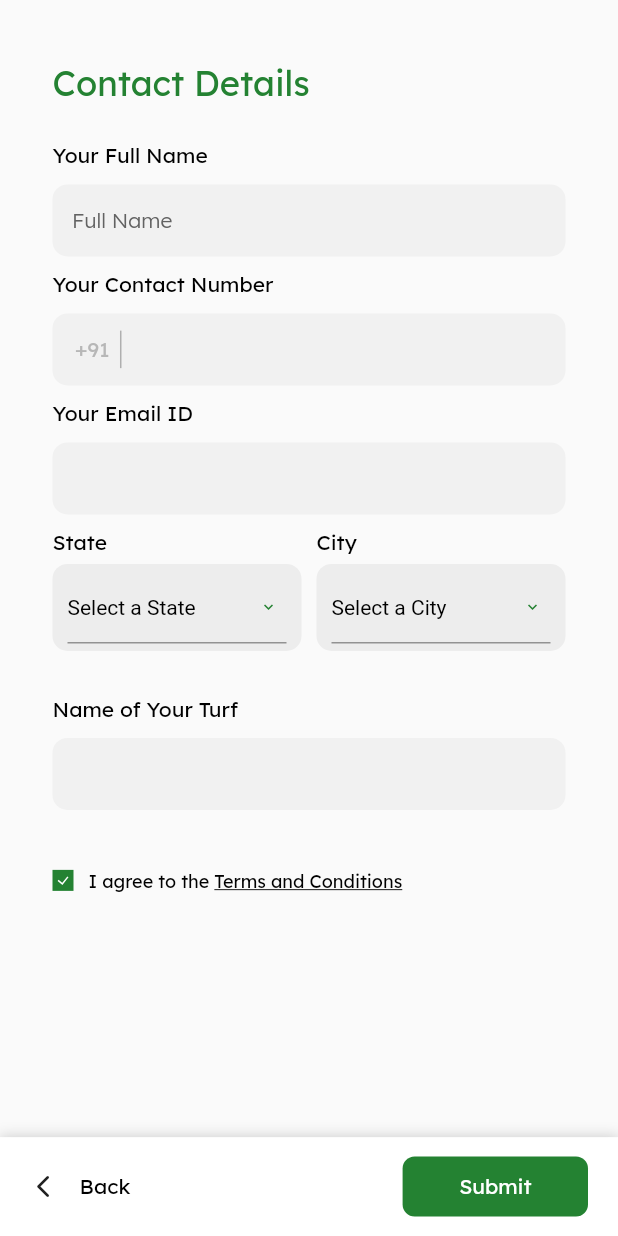
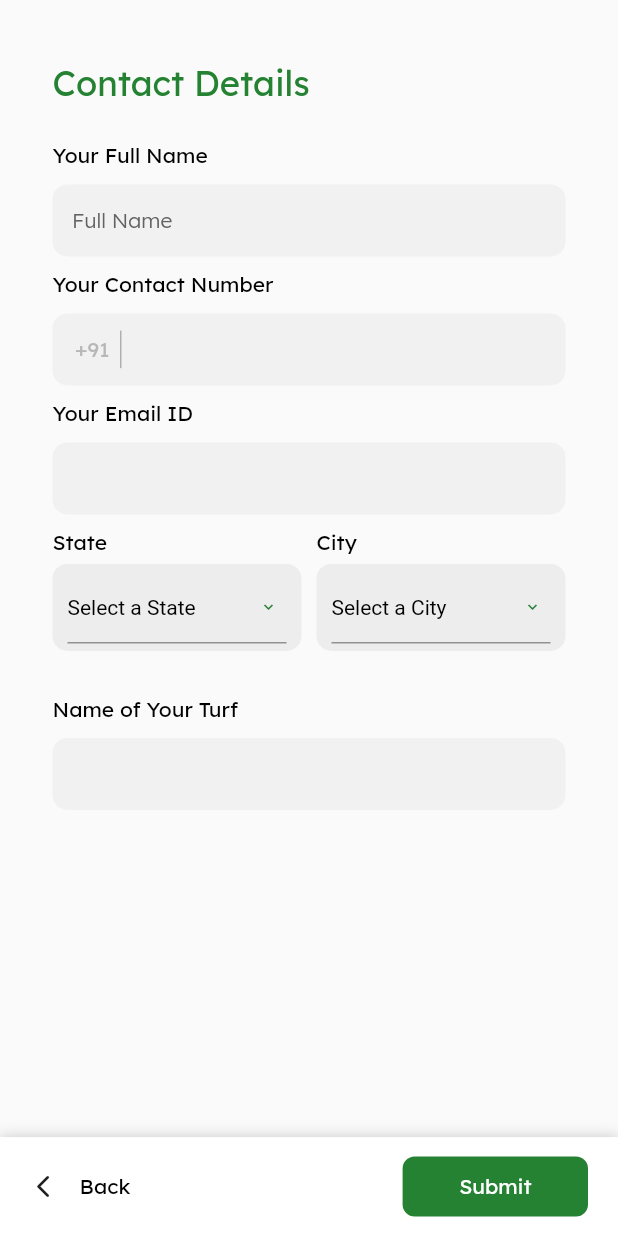
Before and after one commit to smit-mist/Huddle-Score, a Flutter app: the FillYourDetailsTurf screen opened directly, on a phone screen of 412 x 824 dp. Run offline on Flutter 3.47's test engine with Material 2 defaults, Android fonts, the phone set to English and light mode, and no system bars; our stand-ins replace bloc, camera, carousel_slider, cloud_firestore, equatable, firebase_auth and 7 more; missing offline and left inert: razorpay_flutter; accounts and stored records are empty; network calls fail.

Commit message:
UI Changes.

```diff
--- a/lib/screens/auth_and_user/sign_in_screen.dart
+++ b/lib/screens/auth_and_user/sign_in_screen.dart
@@ -40,6 +40,7 @@ class _SignInScreenState extends State<SignInScreen> {
 
     return SafeArea(
       child: Scaffold(
+        backgroundColor: Colors.white,
         body: Container(
           padding: EdgeInsets.all(20),
           child: Center(
--- a/lib/screens/auth_and_user/sign_up_screen.dart
+++ b/lib/screens/auth_and_user/sign_up_screen.dart
@@ -51,6 +51,7 @@ class _SignUpScreenState extends State<SignUpScreen> {
 
     return SafeArea(
       child: Scaffold(
+        backgroundColor: Colors.white,
         body: Container(
           padding: EdgeInsets.all(20),
           child: Center(
--- a/lib/screens/fifa/fifa_details.dart
+++ b/lib/screens/fifa/fifa_details.dart
@@ -303,7 +303,7 @@ class _FifaDetailsState extends State<FifaDetails> {
                                       children: [
                                         Text(
                                           widget.fifa.main.venue.address
-                                              .join(' '),
+                                              .join(', '),
                                           style: themeFont(s: 13),
                                         ),
                                         Row(
--- a/lib/screens/partner_with_us/fill_your_details_turf.dart
+++ b/lib/screens/partner_with_us/fill_your_details_turf.dart
@@ -453,48 +453,9 @@ class _FillYourDetailsTurfState extends State<FillYourDetailsTurf> {
                       ),
                     ),
                     SizedBox(
-                      height: 40,
+                      height: 20
                     ),
-                    Row(
-                      //mainAxisAlignment: MainAxisAlignment.start,
-                      crossAxisAlignment: CrossAxisAlignment.start,
-                      children: [
-                        Container(
-                            color: kThemeColor,
-                            child: SvgPicture.asset(
-                              'assets/icons/checkbox.svg',
-                              color: Colors.white,
-                            )),
-                        SizedBox(
-                          width: 10.0,
-                        ),
-                        Container(
-                          width: w * (320 / kScreenW),
-                          child: Wrap(
-                            children: [
-                              Text(
-                                "I agree to the ",
-                                style: themeFont(
-                                  s: 12.0,
-                                  color: Colors.black,
-                                ),
-                              ),
-                              GestureDetector(
-                                onTap: () {},
-                                child: Text(
-                                  'Terms and Conditions',
-                                  style: themeFont(
-                                    s: 12.0,
-                                    color: Colors.black,
-                                  ).copyWith(
-                                      decoration: TextDecoration.underline),
-                                ),
-                              ),
-                            ],
-                          ),
-                        ),
-                      ],
-                    ),
+
                     SizedBox(
                       height: h * 0.1,
                     ),
```
Also changed, not shown: lib/screens/auth_and_user/welcome_screen.dart (+2 -23 lines), lib/screens/home_screen.dart (+2 -15 lines), lib/screens/widgets/search_result.dart (+34 -5 lines).
